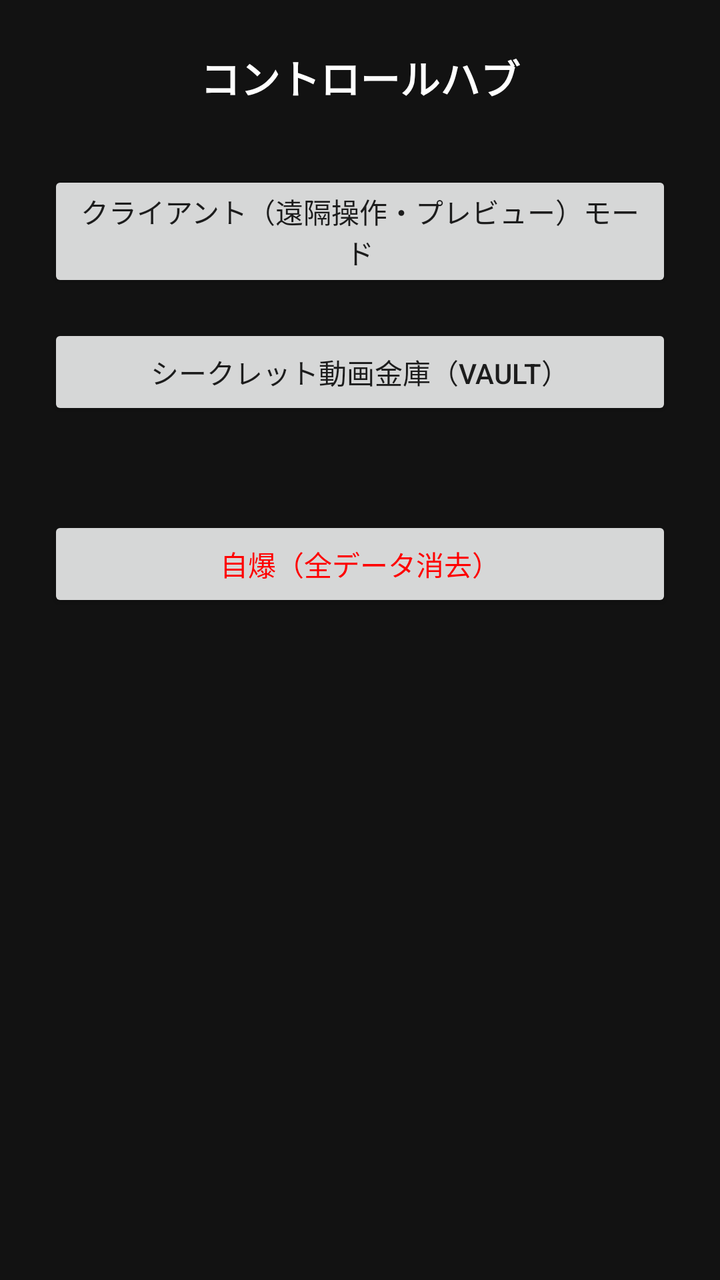
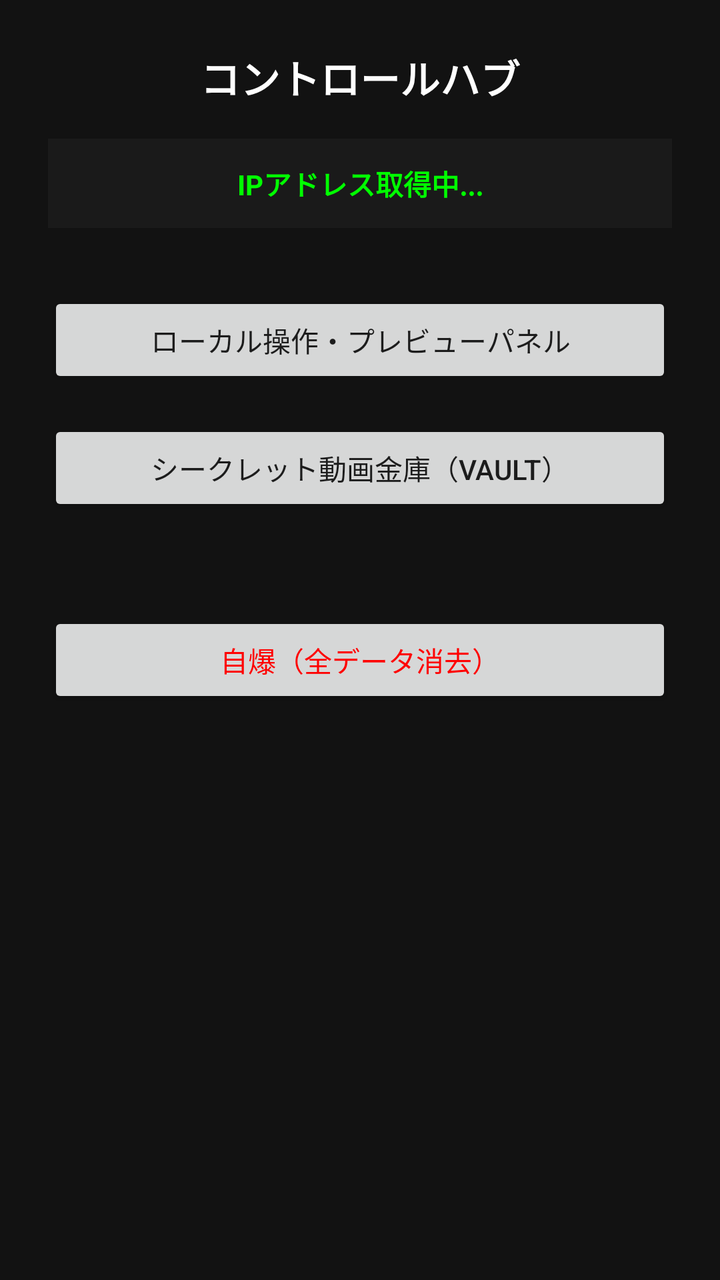

Before-and-after screenshots of an Android layout around one commit, followed by the original layout XML and the change that was made.
<!-- AndroidManifest.xml: application theme Theme.AppCompat.Light.NoActionBar -->
<!-- res/layout/activity_secret_menu.xml -->
<?xml version="1.0" encoding="utf-8"?>
<LinearLayout xmlns:android="http://schemas.android.com/apk/res/android"
    android:layout_width="match_parent"
    android:layout_height="match_parent"
    android:orientation="vertical"
    android:padding="24dp"
    android:background="#121212"
    android:gravity="center_horizontal">

    <TextView
        android:layout_width="wrap_content"
        android:layout_height="wrap_content"
        android:text="コントロールハブ"
        android:textColor="#FFFFFF"
        android:textSize="20sp"
        android:textStyle="bold"
        android:layout_marginBottom="32dp" />

    
    <Button
        android:id="@+id/btnClientMode"
        android:layout_width="match_parent"
        android:layout_height="wrap_content"
        android:text="クライアント（遠隔操作・プレビュー）モード"
        android:layout_marginBottom="16dp" />

    
    <Button
        android:id="@+id/btnVideoVault"
        android:layout_width="match_parent"
        android:layout_height="wrap_content"
        android:text="シークレット動画金庫（Vault）"
        android:layout_marginBottom="16dp" />

    
    <Button
        android:id="@+id/btnSelfDestruct"
        android:layout_width="match_parent"
        android:layout_height="wrap_content"
        android:text="自爆（全データ消去）"
        android:textColor="#FF0000"
        android:layout_marginTop="32dp" />
</LinearLayout>
<!-- resources referenced by this layout -->
<resources>

</resources>

<!-- the commit's change to res/layout/activity_secret_menu.xml (unified diff, before → after) -->
@@ -14,6 +14,20 @@
         android:textColor="#FFFFFF"
         android:textSize="20sp"
         android:textStyle="bold"
+        android:layout_marginBottom="16dp" />
+
+    
+    <TextView
+        android:id="@+id/tvServerInfo"
+        android:layout_width="match_parent"
+        android:layout_height="wrap_content"
+        android:text="IPアドレス取得中..."
+        android:textColor="#00FF00"
+        android:textSize="14sp"
+        android:textStyle="bold"
+        android:gravity="center"
+        android:background="#1A1A1A"
+        android:padding="12dp"
         android:layout_marginBottom="32dp" />
 
     
@@ -21,7 +35,7 @@
         android:id="@+id/btnClientMode"
         android:layout_width="match_parent"
         android:layout_height="wrap_content"
-        android:text="クライアント（遠隔操作・プレビュー）モード"
+        android:text="ローカル操作・プレビューパネル"
         android:layout_marginBottom="16dp" />
 
     
